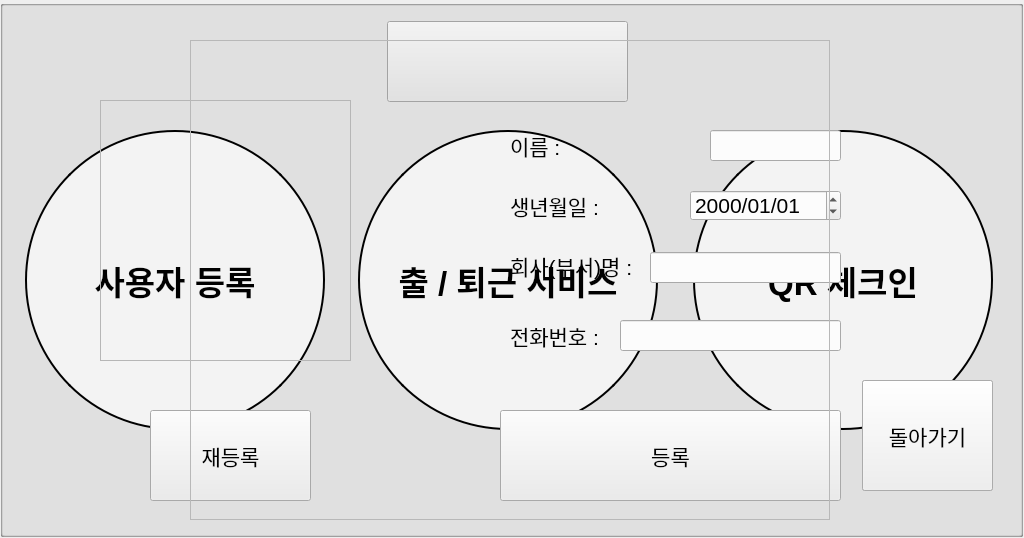
This is src/rio_ui/rio_ui/ui/guide_service.ui in addinedu-ros-4th/ros-repo-1 as Qt 5 draws it before an edit. The edited form follows.
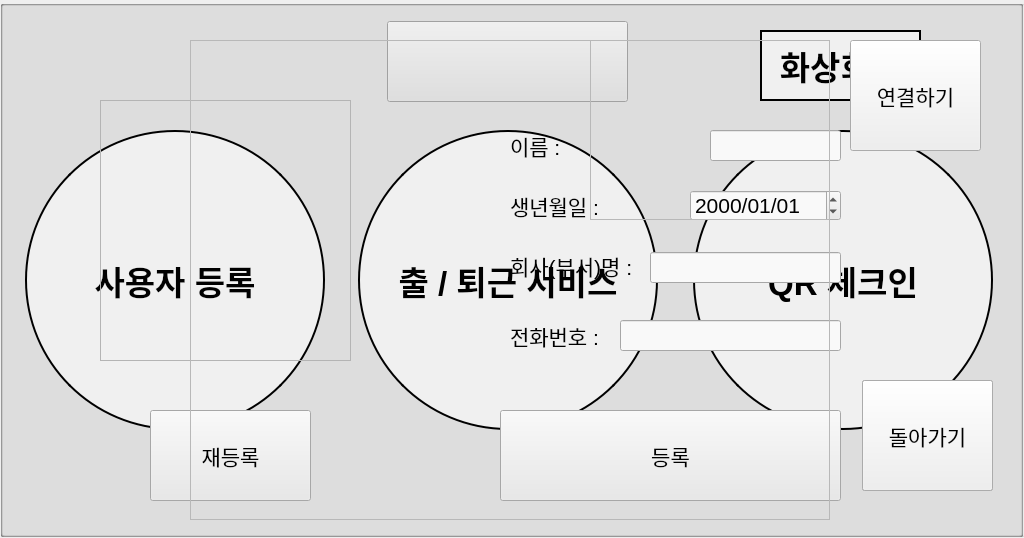
This is the edited form. Icons and pictures are not drawn.

Commit message: update video-meeting

```diff
--- a/src/rio_ui/rio_ui/ui/guide_service.ui
+++ b/src/rio_ui/rio_ui/ui/guide_service.ui
@@ -124,13 +124,38 @@
      <string>QR 체크인</string>
     </property>
    </widget>
+   <widget class="QPushButton" name="video_refer_bt">
+    <property name="geometry">
+     <rect>
+      <x>760</x>
+      <y>30</y>
+      <width>161</width>
+      <height>71</height>
+     </rect>
+    </property>
+    <property name="font">
+     <font>
+      <pointsize>25</pointsize>
+      <weight>75</weight>
+      <bold>true</bold>
+     </font>
+    </property>
+    <property name="styleSheet">
+     <string notr="true">QWidget{border-radius : 150px; background-color : white; border : 2px solid black; color : black;}
+QWidget:hover{background-color : rgb(200, 200, 200);}
+QWidget:pressed{background-color:rgb(50, 50, 50);}</string>
+    </property>
+    <property name="text">
+     <string>화상회의</string>
+    </property>
+   </widget>
   </widget>
   <widget class="QGroupBox" name="cameraGroup">
    <property name="geometry">
     <rect>
      <x>0</x>
      <y>0</y>
-     <width>1023</width>
+     <width>1030</width>
      <height>537</height>
     </rect>
    </property>
@@ -440,6 +465,77 @@
     </property>
    </widget>
   </widget>
+  <widget class="QGroupBox" name="video_confGroup">
+   <property name="geometry">
+    <rect>
+     <x>0</x>
+     <y>0</y>
+     <width>1023</width>
+     <height>537</height>
+    </rect>
+   </property>
+   <property name="title">
+    <string/>
+   </property>
+   <widget class="QLabel" name="video_conf_frame">
+    <property name="geometry">
+     <rect>
+      <x>190</x>
+      <y>40</y>
+      <width>640</width>
+      <height>480</height>
+     </rect>
+    </property>
+    <property name="frameShape">
+     <enum>QFrame::StyledPanel</enum>
+    </property>
+    <property name="text">
+     <string/>
+    </property>
+   </widget>
+   <widget class="QPushButton" name="pushBack_3">
+    <property name="geometry">
+     <rect>
+      <x>862</x>
+      <y>380</y>
+      <width>131</width>
+      <height>111</height>
+     </rect>
+    </property>
+    <property name="text">
+     <string>돌아가기</string>
+    </property>
+   </widget>
+   <widget class="QPushButton" name="connect_bt">
+    <property name="geometry">
+     <rect>
+      <x>850</x>
+      <y>40</y>
+      <width>131</width>
+      <height>111</height>
+     </rect>
+    </property>
+    <property name="text">
+     <string>연결하기</string>
+    </property>
+   </widget>
+   <widget class="QLabel" name="video_conf_frame_2">
+    <property name="geometry">
+     <rect>
+      <x>590</x>
+      <y>40</y>
+      <width>240</width>
+      <height>180</height>
+     </rect>
+    </property>
+    <property name="frameShape">
+     <enum>QFrame::StyledPanel</enum>
+    </property>
+    <property name="text">
+     <string/>
+    </property>
+   </widget>
+  </widget>
  </widget>
  <resources/>
  <connections/>
```
The commit also changes 6 other files.
